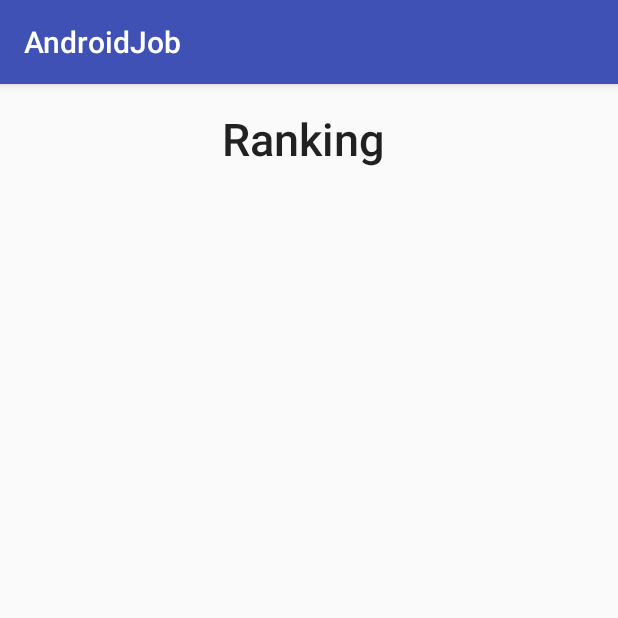
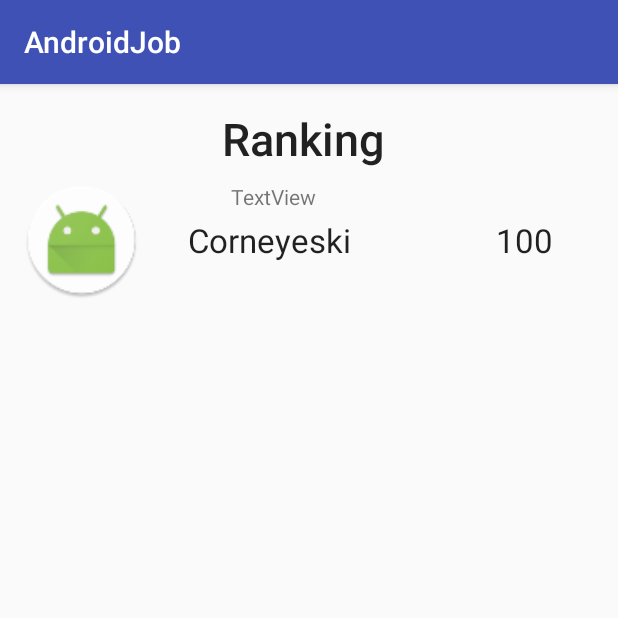
Before and after one commit to Corneyeski/PracticaAndroid, an Android app: the Ranking screen opened directly, with no data from a screen before it, on a phone screen of 412 x 824 dp, the top half of it. Run offline under Robolectric (Android 15) with nearby library versions, the phone set to English and light mode, and no system bars; our stand-ins replace Picasso.

Commit message:
image save

```diff
--- a/app/src/main/java/com/alanv/practicaandroid/Entities/User.java
+++ b/app/src/main/java/com/alanv/practicaandroid/Entities/User.java
@@ -1,4 +1,6 @@
 package com.alanv.practicaandroid.Entities;
+
+import com.google.gson.annotations.SerializedName;
 
 /**
  * Created by alanv on 11/12/2017.
@@ -10,6 +12,7 @@ public class User {
     String firstname;
     String lastname;
     String email;
+    @SerializedName("avatar_path")
     String avatar;
 
     public User() {
--- a/app/src/main/java/com/alanv/practicaandroid/Ranking.java
+++ b/app/src/main/java/com/alanv/practicaandroid/Ranking.java
@@ -29,7 +29,6 @@ public class Ranking extends AppCompatActivity implements
     }
 
     public void search() {
-        recyclerView.setAdapter(null);
         RankingSnakeSearchTask task = new RankingSnakeSearchTask(this);
         task.execute("1");
     }
--- a/app/src/main/java/com/alanv/practicaandroid/adapter/RankingListAdapter.java
+++ b/app/src/main/java/com/alanv/practicaandroid/adapter/RankingListAdapter.java
@@ -64,7 +64,7 @@ public class RankingListAdapter
         UserRanking set = list.getRanking().get(position);
         Context context = vh.id.getContext();
         vh.set = set;
-        vh.id.setText(set.getId());
+        vh.id.setText(String.valueOf(set.getId()));
         vh.username.setText(set.getUser().getUsername());
         vh.score.setText(String.valueOf(set.getScore()));
         Picasso.with(context).load(set.getUser().getAvatar()).into(vh.avatar);
--- a/app/src/main/java/com/alanv/practicaandroid/asynctask/RankingSnakeSearchTask.java
+++ b/app/src/main/java/com/alanv/practicaandroid/asynctask/RankingSnakeSearchTask.java
@@ -101,12 +101,9 @@ public class RankingSnakeSearchTask extends AsyncTask<String,Integer,GameRanking
     /**
      * TODO esto oculta la barra de carga
      */
-    /*@Override
+    @Override
     public void onPostExecute(GameRanking result) {
-        // Log.d("flx", "onPostExecute()");
-        ProgressBar pb = ref.getProgressBar();
-        pb.setVisibility(View.INVISIBLE);
         ref.finished(result);
-    }*/
+    }
 
 }
```
Also changed, not shown: app/src/main/java/com/alanv/practicaandroid/Entities/UserRanking.java (+8 -4 lines).
